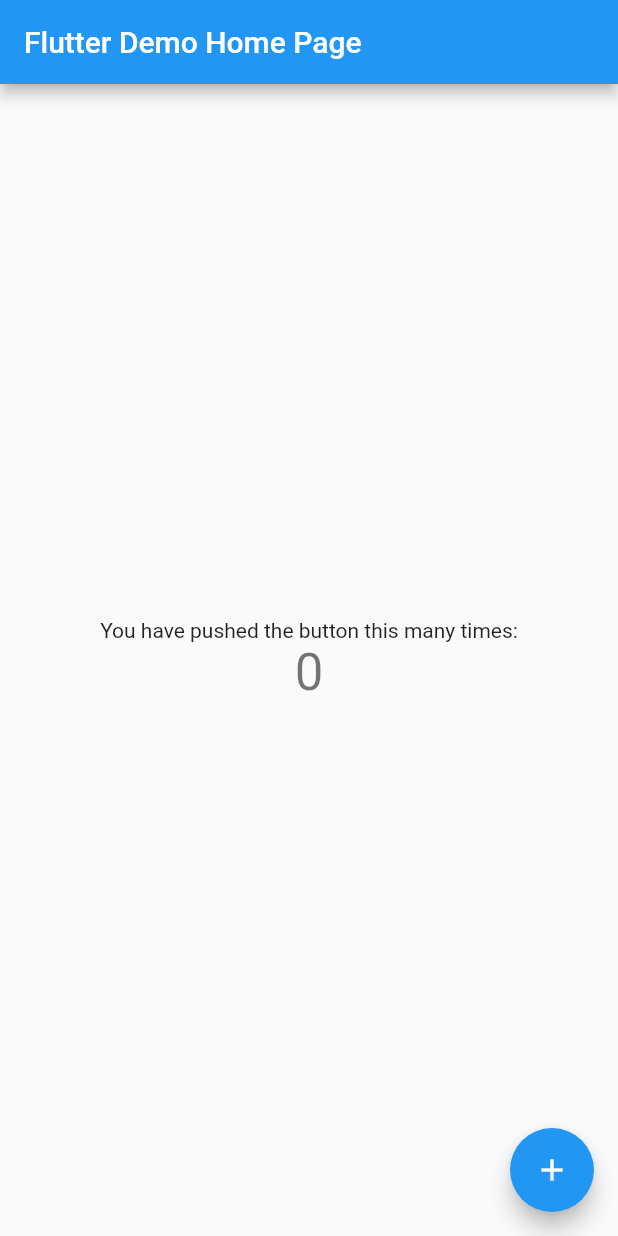
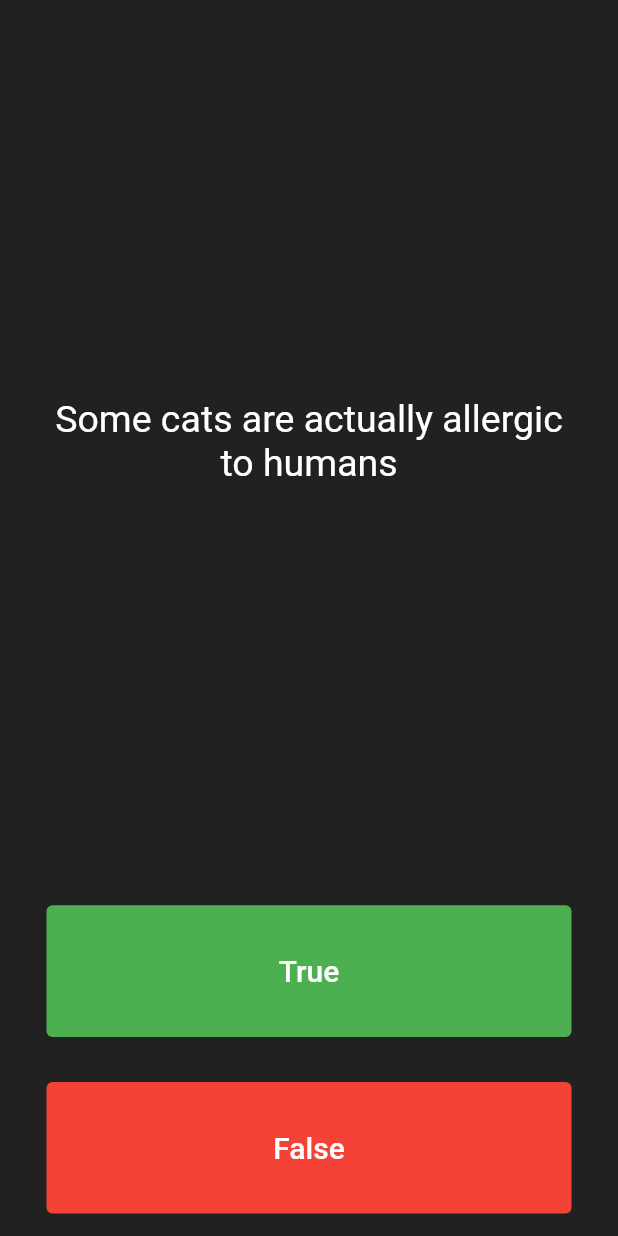
Before and after one commit to handsomemofokeng/quizzler, a Flutter app: the screen it shows after launch, on a phone screen of 412 x 824 dp. Run offline on Flutter 3.47's test engine with Material 2 defaults, Android fonts, the phone set to English and light mode, and no system bars; our stand-ins replace rflutter_alert.

Commit message:
updated functionality on main.dart

```diff
--- a/lib/main.dart
+++ b/lib/main.dart
@@ -1,115 +1,138 @@
 import 'package:flutter/material.dart';
+import 'package:rflutter_alert/rflutter_alert.dart';
 
-void main() {
-  runApp(const MyApp());
-}
+import 'quiz_brain.dart';
 
-class MyApp extends StatelessWidget {
-  const MyApp({Key? key}) : super(key: key);
+QuizBrain quizBrain = QuizBrain();
 
-  // This widget is the root of your application.
+void main() => runApp(Quizzler());
+
+class Quizzler extends StatelessWidget {
+  const Quizzler({Key? key}) : super(key: key);
+
   @override
   Widget build(BuildContext context) {
     return MaterialApp(
-      title: 'Flutter Demo',
-      theme: ThemeData(
-        // This is the theme of your application.
-        //
-        // Try running your application with "flutter run". You'll see the
-        // application has a blue toolbar. Then, without quitting the app, try
-        // changing the primarySwatch below to Colors.green and then invoke
-        // "hot reload" (press "r" in the console where you ran "flutter run",
-        // or simply save your changes to "hot reload" in a Flutter IDE).
-        // Notice that the counter didn't reset back to zero; the application
-        // is not restarted.
-        primarySwatch: Colors.blue,
+      home: Scaffold(
+        backgroundColor: Colors.grey.shade900,
+        body: SafeArea(
+          child: Padding(
+            padding: const EdgeInsets.symmetric(horizontal: 16.0),
+            child: QuizPage(),
+          ),
+        ),
       ),
-      home: const MyHomePage(title: 'Flutter Demo Home Page'),
     );
   }
 }
 
-class MyHomePage extends StatefulWidget {
-  const MyHomePage({Key? key, required this.title}) : super(key: key);
-
-  // This widget is the home page of your application. It is stateful, meaning
-  // that it has a State object (defined below) that contains fields that affect
-  // how it looks.
-
-  // This class is the configuration for the state. It holds the values (in this
-  // case the title) provided by the parent (in this case the App widget) and
-  // used by the build method of the State. Fields in a Widget subclass are
-  // always marked "final".
-
-  final String title;
-
+class QuizPage extends StatefulWidget {
   @override
-  State<MyHomePage> createState() => _MyHomePageState();
+  State<StatefulWidget> createState() => _QuizPageState();
 }
 
-class _MyHomePageState extends State<MyHomePage> {
-  int _counter = 0;
+class _QuizPageState extends State<QuizPage> {
+  List<Icon> scoreKeeper = [];
+  int score = 0;
 
-  void _incrementCounter() {
+  void checkAnswer(bool answer) {
+    bool correctAnswer = quizBrain.getCorrectAnswer();
+
     setState(() {
-      // This call to setState tells the Flutter framework that something has
-      // changed in this State, which causes it to rerun the build method below
-      // so that the display can reflect the updated values. If we changed
-      // _counter without calling setState(), then the build method would not be
-      // called again, and so nothing would appear to happen.
-      _counter++;
+      if (quizBrain.isFinished()) {
+        Alert(
+          context: context,
+          title: 'Finished',
+          desc: "You\'ve scored $score/${scoreKeeper.length}!",
+        ).show();
+
+        quizBrain.reset();
+        scoreKeeper = [];
+        score = 0;
+      } else {
+        if (answer == correctAnswer) {
+          scoreKeeper.add(const Icon(
+            Icons.check,
+            color: Colors.green,
+          ));
+          score++;
+        } else {
+          scoreKeeper.add(const Icon(
+            Icons.close,
+            color: Colors.red,
+          ));
+        }
+        quizBrain.nextQuestion();
+      }
     });
   }
 
   @override
   Widget build(BuildContext context) {
-    // This method is rerun every time setState is called, for instance as done
-    // by the _incrementCounter method above.
-    //
-    // The Flutter framework has been optimized to make rerunning build methods
-    // fast, so that you can just rebuild anything that needs updating rather
-    // than having to individually change instances of widgets.
-    return Scaffold(
-      appBar: AppBar(
-        // Here we take the value from the MyHomePage object that was created by
-        // the App.build method, and use it to set our appbar title.
-        title: Text(widget.title),
-      ),
-      body: Center(
-        // Center is a layout widget. It takes a single child and positions it
-        // in the middle of the parent.
-        child: Column(
-          // Column is also a layout widget. It takes a list of children and
-          // arranges them vertically. By default, it sizes itself to fit its
-          // children horizontally, and tries to be as tall as its parent.
-          //
-          // Invoke "debug painting" (press "p" in the console, choose the
-          // "Toggle Debug Paint" action from the Flutter Inspector in Android
-          // Studio, or the "Toggle Debug Paint" command in Visual Studio Code)
-          // to see the wireframe for each widget.
-          //
-          // Column has various properties to control how it sizes itself and
-          // how it positions its children. Here we use mainAxisAlignment to
-          // center the children vertically; the main axis here is the vertical
-          // axis because Columns are vertical (the cross axis would be
-          // horizontal).
-          mainAxisAlignment: MainAxisAlignment.center,
-          children: <Widget>[
-            const Text(
-              'You have pushed the button this many times:',
+    return Column(
+      mainAxisAlignment: MainAxisAlignment.spaceBetween,
+      crossAxisAlignment: CrossAxisAlignment.stretch,
+      children: <Widget>[
+        Row(
+          children: scoreKeeper,
+        ),
+        Expanded(
+          flex: 5,
+          child: Padding(
+            padding: const EdgeInsets.all(10.0),
+            child: Center(
+              child: Text(
+                quizBrain.getQuestionText(),
+                textAlign: TextAlign.center,
+                style: const TextStyle(
+                  fontSize: 25.0,
+                  color: Colors.white,
+                ),
+              ),
             ),
-            Text(
-              '$_counter',
-              style: Theme.of(context).textTheme.headline4,
+          ),
+        ),
+        Expanded(
+          child: Padding(
+            padding: const EdgeInsets.all(15.0),
+            child: TextButton(
+              style: ButtonStyle(
+                backgroundColor: MaterialStateProperty.all<Color>(Colors.green),
+              ),
+              onPressed: () {
+                checkAnswer(true);
+              },
+              child: const Text(
+                'True',
+                style: TextStyle(
+                  color: Colors.white,
+                  fontSize: 20.0,
+                ),
+              ),
             ),
-          ],
+          ),
         ),
-      ),
-      floatingActionButton: FloatingActionButton(
-        onPressed: _incrementCounter,
-        tooltip: 'Increment',
-        child: const Icon(Icons.add),
-      ), // This trailing comma makes auto-formatting nicer for build methods.
+        Expanded(
+          child: Padding(
+            padding: const EdgeInsets.all(15.0),
+            child: TextButton(
+              style: ButtonStyle(
+                backgroundColor: MaterialStateProperty.all<Color>(Colors.red),
+              ),
+              onPressed: () {
+                checkAnswer(false);
+              },
+              child: const Text(
+                'False',
+                style: TextStyle(
+                  color: Colors.white,
+                  fontSize: 20.0,
+                ),
+              ),
+            ),
+          ),
+        ),
+      ],
     );
   }
 }
```
